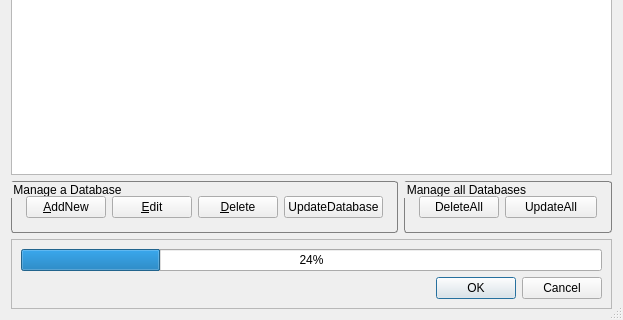
First picture: the form in QuickCatalog/cataloglist.ui, repository kanryu/quickviewer, before the edit; both pictures show x 0 to 623 and y 195 to 515 of the 623 by 515 pixel window.
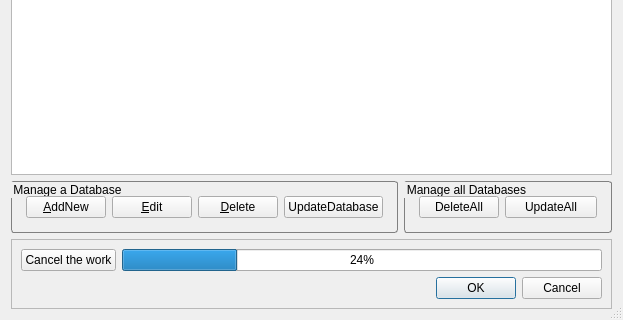
Second picture: the form after the edit.

Commit message: Create/Delete Catalog which can cancel

```diff
--- a/QuickCatalog/cataloglist.ui
+++ b/QuickCatalog/cataloglist.ui
@@ -166,7 +166,7 @@
       <enum>QFrame::Raised</enum>
      </property>
      <layout class="QGridLayout" name="gridLayout_2">
-      <item row="1" column="0">
+      <item row="1" column="1">
        <widget class="QProgressBar" name="progressBar">
         <property name="sizePolicy">
          <sizepolicy hsizetype="Expanding" vsizetype="Fixed">
@@ -179,7 +179,7 @@
         </property>
        </widget>
       </item>
-      <item row="2" column="0">
+      <item row="2" column="1">
        <widget class="QDialogButtonBox" name="buttonBox">
         <property name="orientation">
          <enum>Qt::Horizontal</enum>
@@ -189,6 +189,13 @@
         </property>
        </widget>
       </item>
+      <item row="1" column="0">
+       <widget class="QPushButton" name="cancelButton">
+        <property name="text">
+         <string>Cancel the work</string>
+        </property>
+       </widget>
+      </item>
      </layout>
     </widget>
    </item>
```
Left out of the diff: 17 changed lines with no effect on the pictures. The commit also changes 10 other files.
